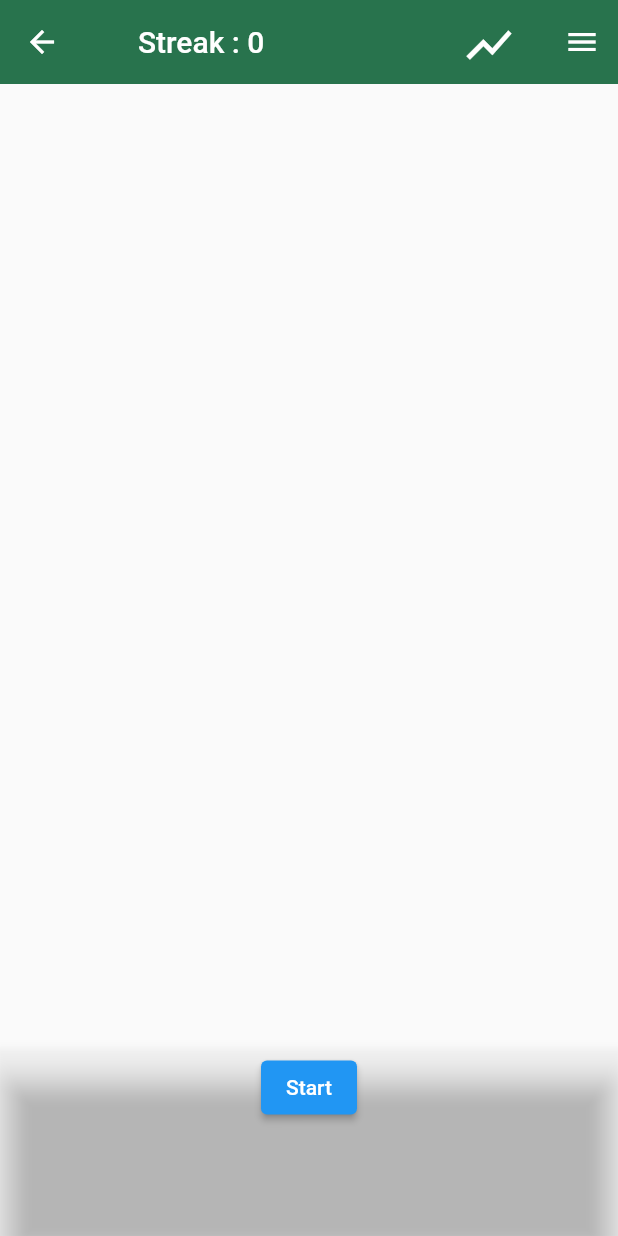
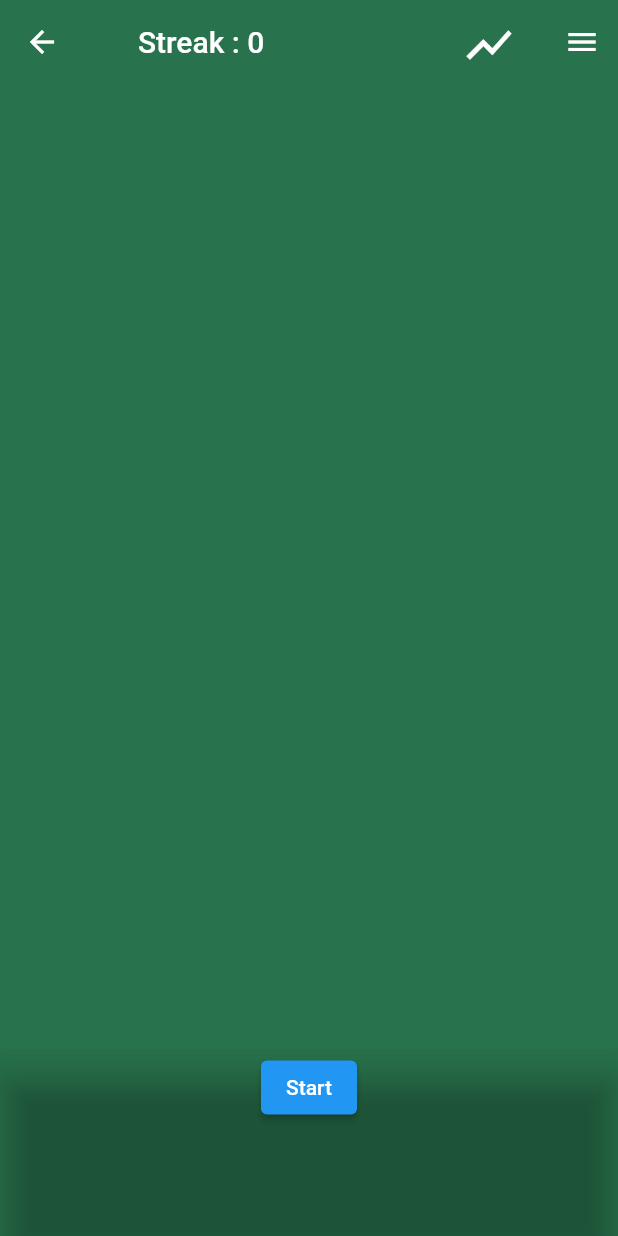
Before and after one commit to Eric-Lingren/count_champ, a Flutter app: the screen it shows after launch, on a phone screen of 412 x 824 dp. Run offline on Flutter 3.47's test engine with Material 2 defaults, Android fonts, the phone set to English and light mode, and no system bars; our stand-ins replace audioplayers, bloc, equatable, flip_card, flutter_bloc, hydrated_bloc and 2 more; missing offline and left inert: dart:ffi.

Commit message:
dynamic bs background colors

```diff
--- a/lib/logic/cubits/correct_plays_cubit/correct_plays_cubit.dart
+++ b/lib/logic/cubits/correct_plays_cubit/correct_plays_cubit.dart
@@ -155,7 +155,7 @@ class CorrectPlaysCubit extends Cubit<CorrectPlaysState> {
       correctPlay = handRules[_dealerFaceTotal - 2];
     }
 
-    //* Renders text outputt for CorrectPlayWidget
+    //* Renders text output for CorrectPlayWidget
     String hand = 'Player: ${_playerTotal}  VS  Dealer: ${_dealerFaceTotal}';
 
     //* Resets a pair of 10's to a hard hand of 20 for convention in reporting
--- a/lib/pages/basic_strategy_trainer.dart
+++ b/lib/pages/basic_strategy_trainer.dart
@@ -20,7 +20,23 @@ class BasicStrategyTrainer extends StatefulWidget {
 class _BasicStrategyTrainerState extends State<BasicStrategyTrainer> {
   @override
   Widget build(BuildContext context) {
-    return (Scaffold(
+    // return BlocBuilder<DeviationsCubit, DeviationsState>(
+    //     builder: (deviationsContext, deviationsState) {});
+
+
+
+    return BlocBuilder<CorrectPlaysCubit, CorrectPlaysState>(
+      builder: (context, correctPlaysState) {
+
+      var backgroundColor;
+      if (correctPlaysState.playWasCorrect) {
+        backgroundColor = Color(0xff28734D);
+      } else {
+        backgroundColor = Color(0xffA51D19);
+      }
+
+      return Scaffold(
+          backgroundColor: backgroundColor,
           appBar: AppBar(
             elevation: 0,
             leading: Builder(
@@ -61,7 +77,7 @@ class _BasicStrategyTrainerState extends State<BasicStrategyTrainer> {
               ],
             ),
             foregroundColor: Colors.white,
-          backgroundColor: const Color(0xff28734D),
+            backgroundColor: Colors.transparent,
           ),
           endDrawer: const Drawer(
               elevation: 16.0,
@@ -89,52 +105,57 @@ class _BasicStrategyTrainerState extends State<BasicStrategyTrainer> {
                                       .initNextHand();
                                 },
                                 child: const Text('Start'));
-                        }
-                        // else {
-                        //   return
+                          } else {
+                            return
                                 //   // Column(
                                 //   //   crossAxisAlignment: CrossAxisAlignment.center,
                                 //   //   mainAxisSize: MainAxisSize.max,
                                 //   //   mainAxisAlignment: MainAxisAlignment.end,
                                 //   //   // mainAxisAlignment: MainAxisAlignment.spaceEvenly,
                                 //   //   children: [
-                        //     Row(
-                        //         children: [
-                        //           ElevatedButton(
-                        //               onPressed: () {
-                        //                 context
-                        //                     .read<CorrectPlaysCubit>()
-                        //                     .checkPlay('hit');
-                        //                 context
-                        //                     .read<BasicStrategyCubit>()
-                        //                     .initNextHand();
-                        //               },
-                        //               child: const Text('Hit')),
-                        //           ElevatedButton(
-                        //               onPressed: () {
-                        //                 context
-                        //                     .read<CorrectPlaysCubit>()
-                        //                     .checkPlay('stand');
-                        //                 context.read<BasicStrategyCubit>().initNextHand();
-                        //               },
-                        //               child: const Text('Stand')),
-                        //           ElevatedButton(
-                        //               onPressed: () {
-                        //                 context
-                        //                     .read<CorrectPlaysCubit>()
-                        //                     .checkPlay('double');
-                        //                 context.read<BasicStrategyCubit>().initNextHand();
-                        //               },
-                        //               child: const Text('Double')),
-                        //           ElevatedButton(
-                        //               onPressed: () {
-                        //                 context
-                        //                     .read<CorrectPlaysCubit>()
-                        //                     .checkPlay('split');
-                        //                 context.read<BasicStrategyCubit>().initNextHand();
-                        //               },
-                        //               child: const Text('Split')),
-                        //         // ]),
+                                Row(children: [
+                              ElevatedButton(
+                                  onPressed: () {
+                                    context
+                                        .read<CorrectPlaysCubit>()
+                                        .checkPlay('hit');
+                                    context
+                                        .read<BasicStrategyCubit>()
+                                        .initNextHand();
+                                  },
+                                  child: const Text('Hit')),
+                              ElevatedButton(
+                                  onPressed: () {
+                                    context
+                                        .read<CorrectPlaysCubit>()
+                                        .checkPlay('stand');
+                                    context
+                                        .read<BasicStrategyCubit>()
+                                        .initNextHand();
+                                  },
+                                  child: const Text('Stand')),
+                              ElevatedButton(
+                                  onPressed: () {
+                                    context
+                                        .read<CorrectPlaysCubit>()
+                                        .checkPlay('double');
+                                    context
+                                        .read<BasicStrategyCubit>()
+                                        .initNextHand();
+                                  },
+                                  child: const Text('Double')),
+                              ElevatedButton(
+                                  onPressed: () {
+                                    context
+                                        .read<CorrectPlaysCubit>()
+                                        .checkPlay('split');
+                                    context
+                                        .read<BasicStrategyCubit>()
+                                        .initNextHand();
+                                  },
+                                  child: const Text('Split')),
+                            ]);
+                          }
                           //     //           Row(
                           //     //             mainAxisAlignment: MainAxisAlignment.spaceEvenly,
                           //     //             children: [
@@ -194,97 +215,7 @@ class _BasicStrategyTrainerState extends State<BasicStrategyTrainer> {
                           //   ]);
                           // }
 
-                        // if (deckState.cutCardIndex <= deckState.dealtCards.length &&
-                        //   countSettingsState.speedCountEnabled == true &&
-
-                        // if (basicStrategySettingsState.speedCountEnabled == false  && (deckState.cutCardIndex > deckState.dealtCards.length)) {
-                        //   return ElevatedButton(
-                        //       style: ElevatedButton.styleFrom(
-                        //           primary: Colors.white,
-                        //           minimumSize: const Size(200, 40)),
-                        //       onPressed: () {
-                        //         // context.read<CountCubit>().initNextCard();
-                        //         // context.read<RunningCountSessionStatsCubit>().monitorCountSettingsCubit();
-                        //       },
-                        //       child: const Text(
-                        //         'Deal',
-                        //         style: TextStyle(
-                        //           fontSize: 20.0,
-                        //           color: Colors.black,
-                        //         ),
-                        //       ));
-                        // }
-                        // else if(countSettingsState.isSpeedCountRunning == true  &&
-                        //   (deckState.cutCardIndex > deckState.dealtCards.length)) {
-                        //   return Row(children: [
-                        //       Container(
-                        //         margin: const EdgeInsets.only(right: 5.0),
-                        //         child: ElevatedButton(
-                        //           style: ElevatedButton.styleFrom(
-                        //             primary: Colors.white,
-                        //             maximumSize: const Size(150, 40)
-                        //           ),
-                        //             onPressed: () {
-                        //               // context.read<CountCubit>().stopSpeedCount();
-                        //             },
-                        //             child: const Text(
-                        //               'Pause',
-                        //               style: TextStyle(
-                        //                 fontSize: 20.0,
-                        //                 color: Colors.black,
-                        //               ),
-                        //         )),
-                        //       ),
-                        // Container(
-                        //   margin: const EdgeInsets.only(left: 5.0, right: 5.0),
-                        //   child: ElevatedButton(
-                        //     style: ElevatedButton.styleFrom(
-                        //       primary: Colors.white,
-                        //       maximumSize: const Size(150, 40)
-                        //     ),
-                        //       onPressed: () {
-                        //         // context
-                        //         //     .read<CountCubit>()
-                        //         //     .beginSpeedCount(_cardsPerSecond);
-                        //       },
-                        //       child: const Text(
-                        //         'Resume',
-                        //         style: TextStyle(
-                        //           fontSize: 20.0,
-                        //           color: Colors.black,
-                        //         ),
-                        //       )),
-                        // ),
-                        // Container(
-                        //   margin: const EdgeInsets.only(left: 5.0),
-                        //   child: ElevatedButton(
-                        //     style: ElevatedButton.styleFrom(
-                        //       primary: Colors.white,
-                        //       maximumSize: const Size(150, 40)
-                        //     ),
-                        //       onPressed: () {
-                        //         context.read<DeckCubit>().shuffleDeck();
-                        //         // context
-                        //         //     .read<CountCubit>()
-                        //         //     .resetCheckRunningCount();
-                        //         // context
-                        //         //     .read<CountCubit>()
-                        //         //     .beginSpeedCount(_cardsPerSecond);
-                        //         // context
-                        //         //     .read<CountSettingsCubit>()
-                        //         //     .startingSpeedCount(true);
-                        //       },
-                        //       child: const Text(
-                        //         'Restart',
-                        //         style: TextStyle(
-                        //           fontSize: 20.0,
-                        //           color: Colors.black,
-                        //         ),
-                        //       ))
-                        // )
-                        // ]);
-                        // }
-                        return const SizedBox.shrink();
+                          // return const SizedBox.shrink();
                         });
                       },
                     )),
@@ -293,15 +224,6 @@ class _BasicStrategyTrainerState extends State<BasicStrategyTrainer> {
           ),
           body: SafeArea(
               child: Column(children: <Widget>[
-          // BlocBuilder<CorrectPlaysCubit, CorrectPlaysState>(
-          //     builder: (context, state) {
-          //   return CorrectPlayWidget(
-          //       playWasCorrect: state.playWasCorrect,
-          //       correctPlay: state.correctPlay,
-          //       hand: state.hand,
-          //       playerTotal: state.playerTotal,
-          //       bsPlays: state.handRules);
-          // }),
             BlocBuilder<DeckCubit, DeckState>(builder: (context, state) {
               if (state.dealerHand.isNotEmpty) {
                 bool isHoleCard = false;
@@ -425,6 +347,7 @@ class _BasicStrategyTrainerState extends State<BasicStrategyTrainer> {
             //       ]),
             // ]);
             // })
-        ]))));
+          ])));
+    });
   }
 }
```
Lines whose indentation alone changed are shown as unchanged.
